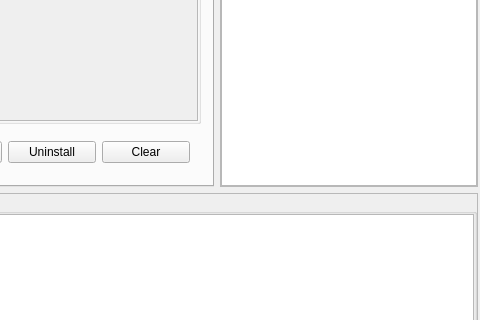
Qt form supervisorio/mainwindow.ui (pedrohsreis/Supervisorio) before a commit; both pictures show x 395 to 875 and y 226 to 546 of the 875 by 643 pixel window.
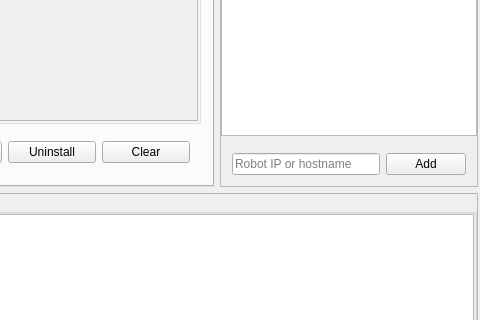
The same form after that commit. Icons and pictures are not drawn.

```diff
--- a/supervisorio/mainwindow.ui
+++ b/supervisorio/mainwindow.ui
@@ -742,6 +742,38 @@
              </column>
             </widget>
            </item>
+           <item row="1" column="0">
+            <widget class="QFrame" name="robotsManualLayout">
+             <property name="sizePolicy">
+              <sizepolicy hsizetype="Preferred" vsizetype="Preferred">
+               <horstretch>0</horstretch>
+               <verstretch>0</verstretch>
+              </sizepolicy>
+             </property>
+             <property name="minimumSize">
+              <size>
+               <width>0</width>
+               <height>0</height>
+              </size>
+             </property>
+             <layout class="QHBoxLayout" name="horizontalLayout_3">
+              <item>
+               <widget class="QLineEdit" name="edRobotIp">
+                <property name="placeholderText">
+                 <string>Robot IP or hostname</string>
+                </property>
+               </widget>
+              </item>
+              <item>
+               <widget class="QPushButton" name="btnAddRobot">
+                <property name="text">
+                 <string>Add</string>
+                </property>
+               </widget>
+              </item>
+             </layout>
+            </widget>
+           </item>
           </layout>
          </widget>
         </item>
```
